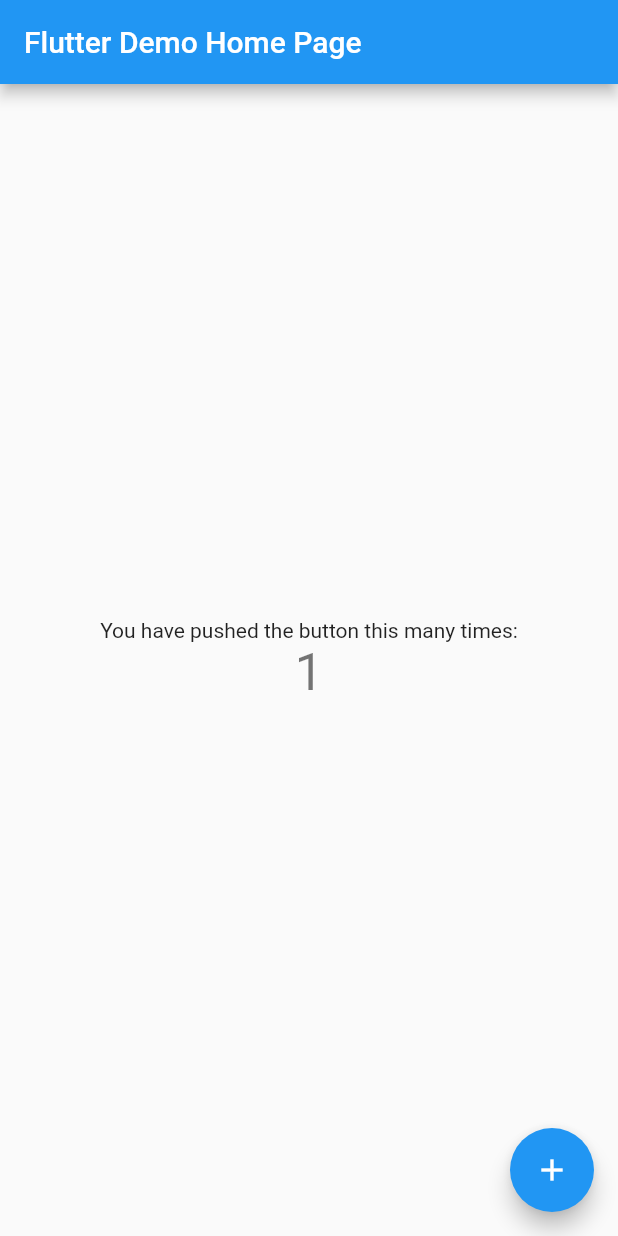
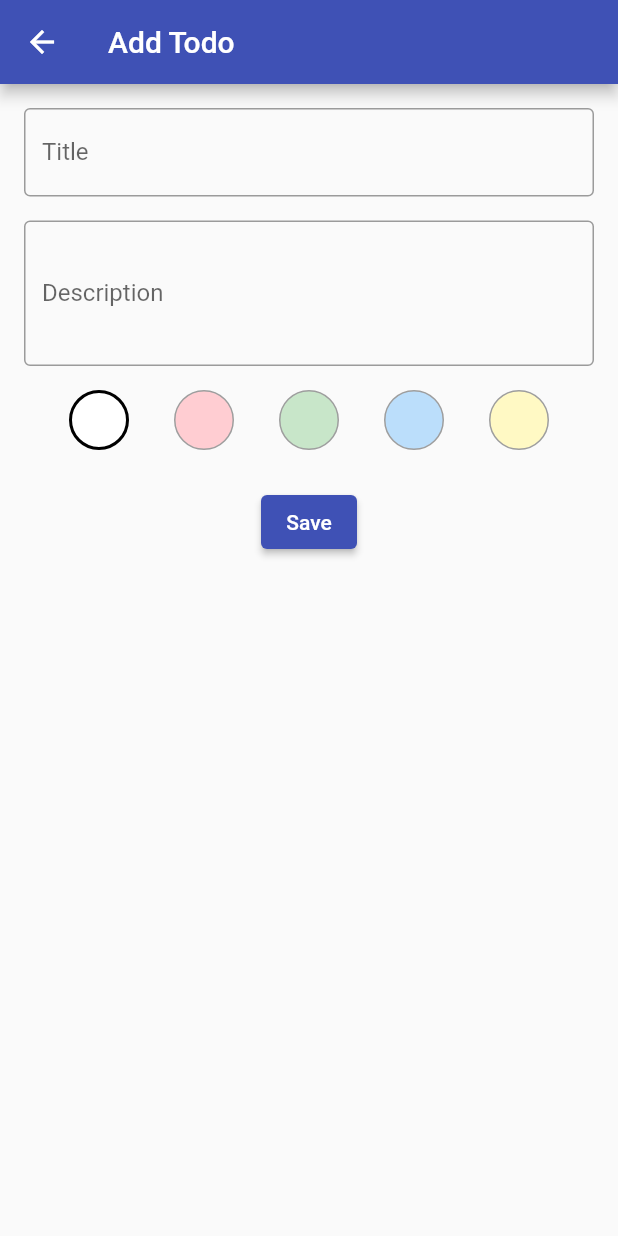
Before and after one commit to even1101/TodoListApp, a Flutter app: the screen it shows after launch, after a tap on the "add" icon, on a phone screen of 412 x 824 dp. Run offline on Flutter 3.47's test engine with Material 2 defaults, Android fonts, the phone set to English and light mode, and no system bars.

Commit message:
[Add] Screen and provider test lib

```diff
--- a/todolistapp/lib/main.dart
+++ b/todolistapp/lib/main.dart
@@ -1,115 +1,27 @@
 import 'package:flutter/material.dart';
+import 'package:provider/provider.dart';
+import 'screens/home_screen.dart';
+import 'services/todo_service.dart';
 
 void main() {
-  runApp(const MyApp());
+  runApp(
+    ChangeNotifierProvider(
+      create: (context) => TodoService(),
+      child: todolistapp(),
+    ),
+  );
 }
 
-class MyApp extends StatelessWidget {
-  const MyApp({super.key});
-
-  // This widget is the root of your application.
+class todolistapp extends StatelessWidget {
   @override
   Widget build(BuildContext context) {
     return MaterialApp(
-      title: 'Flutter Demo',
+      title: 'Todo List',
       theme: ThemeData(
-        // This is the theme of your application.
-        //
-        // Try running your application with "flutter run". You'll see the
-        // application has a blue toolbar. Then, without quitting the app, try
-        // changing the primarySwatch below to Colors.green and then invoke
-        // "hot reload" (press "r" in the console where you ran "flutter run",
-        // or simply save your changes to "hot reload" in a Flutter IDE).
-        // Notice that the counter didn't reset back to zero; the application
-        // is not restarted.
-        primarySwatch: Colors.blue,
+        primarySwatch: Colors.indigo,
+        visualDensity: VisualDensity.adaptivePlatformDensity,
       ),
-      home: const MyHomePage(title: 'Flutter Demo Home Page'),
+      home: HomeScreen(),
     );
   }
 }
-
-class MyHomePage extends StatefulWidget {
-  const MyHomePage({super.key, required this.title});
-
-  // This widget is the home page of your application. It is stateful, meaning
-  // that it has a State object (defined below) that contains fields that affect
-  // how it looks.
-
-  // This class is the configuration for the state. It holds the values (in this
-  // case the title) provided by the parent (in this case the App widget) and
-  // used by the build method of the State. Fields in a Widget subclass are
-  // always marked "final".
-
-  final String title;
-
-  @override
-  State<MyHomePage> createState() => _MyHomePageState();
-}
-
-class _MyHomePageState extends State<MyHomePage> {
-  int _counter = 0;
-
-  void _incrementCounter() {
-    setState(() {
-      // This call to setState tells the Flutter framework that something has
-      // changed in this State, which causes it to rerun the build method below
-      // so that the display can reflect the updated values. If we changed
-      // _counter without calling setState(), then the build method would not be
-      // called again, and so nothing would appear to happen.
-      _counter++;
-    });
-  }
-
-  @override
-  Widget build(BuildContext context) {
-    // This method is rerun every time setState is called, for instance as done
-    // by the _incrementCounter method above.
-    //
-    // The Flutter framework has been optimized to make rerunning build methods
-    // fast, so that you can just rebuild anything that needs updating rather
-    // than having to individually change instances of widgets.
-    return Scaffold(
-      appBar: AppBar(
-        // Here we take the value from the MyHomePage object that was created by
-        // the App.build method, and use it to set our appbar title.
-        title: Text(widget.title),
-      ),
-      body: Center(
-        // Center is a layout widget. It takes a single child and positions it
-        // in the middle of the parent.
-        child: Column(
-          // Column is also a layout widget. It takes a list of children and
-          // arranges them vertically. By default, it sizes itself to fit its
-          // children horizontally, and tries to be as tall as its parent.
-          //
-          // Invoke "debug painting" (press "p" in the console, choose the
-          // "Toggle Debug Paint" action from the Flutter Inspector in Android
-          // Studio, or the "Toggle Debug Paint" command in Visual Studio Code)
-          // to see the wireframe for each widget.
-          //
-          // Column has various properties to control how it sizes itself and
-          // how it positions its children. Here we use mainAxisAlignment to
-          // center the children vertically; the main axis here is the vertical
-          // axis because Columns are vertical (the cross axis would be
-          // horizontal).
-          mainAxisAlignment: MainAxisAlignment.center,
-          children: <Widget>[
-            const Text(
-              'You have pushed the button this many times:',
-            ),
-            Text(
-              '$_counter',
-              style: Theme.of(context).textTheme.headlineMedium,
-            ),
-          ],
-        ),
-      ),
-      floatingActionButton: FloatingActionButton(
-        onPressed: _incrementCounter,
-        tooltip: 'Increment',
-        child: const Icon(Icons.add),
-      ), // This trailing comma makes auto-formatting nicer for build methods.
-    );
-  }
-}
--- /dev/null
+++ b/todolistapp/lib/screens/add_todo_screen.dart
@@ -0,0 +1,31 @@
+import 'package:flutter/material.dart';
+import '../models/todo.dart';
+import '../widgets/todo_form.dart';
+
+class AddTodoScreen extends StatelessWidget {
+  @override
+  Widget build(BuildContext context) {
+    return Scaffold(
+      appBar: AppBar(title: Text('Add Todo')),
+      body: Padding(
+        padding: EdgeInsets.all(16),
+        child: TodoForm(
+          onSave: (title, description, color) {
+            final now = DateTime.now();
+            Navigator.pop(
+              context,
+              Todo(
+                id: now.millisecondsSinceEpoch.toString(),
+                title: title,
+                description: description,
+                createdAt: now,
+                updatedAt: now,
+                color: color,
+              ),
+            );
+          },
+        ),
+      ),
+    );
+  }
+}
--- /dev/null
+++ b/todolistapp/lib/screens/edit_todo_screen.dart
@@ -0,0 +1,35 @@
+import 'package:flutter/material.dart';
+import '../models/todo.dart';
+import '../widgets/todo_form.dart';
+
+class EditTodoScreen extends StatelessWidget {
+  final Todo todo;
+
+  EditTodoScreen({required this.todo});
+
+  @override
+  Widget build(BuildContext context) {
+    return Scaffold(
+      appBar: AppBar(title: Text('Edit Todo')),
+      body: Padding(
+        padding: EdgeInsets.all(16),
+        child: TodoForm(
+          todo: todo,
+          onSave: (title, description, color) {
+            Navigator.pop(
+              context,
+              Todo(
+                id: todo.id,
+                title: title,
+                description: description,
+                createdAt: todo.createdAt,
+                updatedAt: DateTime.now(),
+                color: color,
+              ),
+            );
+          },
+        ),
+      ),
+    );
+  }
+}
--- /dev/null
+++ b/todolistapp/lib/screens/home_screen.dart
@@ -0,0 +1,50 @@
+import 'package:flutter/material.dart';
+import 'package:provider/provider.dart';
+import '../models/todo.dart';
+import '../services/todo_service.dart';
+import '../widgets/todo_item.dart';
+import 'add_todo_screen.dart';
+
+class HomeScreen extends StatelessWidget {
+  @override
+  Widget build(BuildContext context) {
+    return Scaffold(
+      appBar: AppBar(title: Text('My Todo List')),
+      body: Consumer<TodoService>(
+        builder: (context, todoService, child) {
+          if (todoService.todos.isEmpty) {
+            return Center(
+              child: Text('No todos yet. Add one!'),
+            );
+          }
+          return ListView.builder(
+            itemCount: todoService.todos.length,
+            itemBuilder: (context, index) {
+              return TodoItem(
+                todo: todoService.todos[index],
+                onUpdate: (updatedTodo) {
+                  todoService.updateTodo(updatedTodo);
+                },
+                onDelete: (id) {
+                  todoService.deleteTodo(id);
+                },
+              );
+            },
+          );
+        },
+      ),
+      floatingActionButton: FloatingActionButton(
+        child: Icon(Icons.add),
+        onPressed: () async {
+          final result = await Navigator.push(
+            context,
+            MaterialPageRoute(builder: (context) => AddTodoScreen()),
+          );
+          if (result != null) {
+            Provider.of<TodoService>(context, listen: false).addTodo(result);
+          }
+        },
+      ),
+    );
+  }
+}
--- /dev/null
+++ b/todolistapp/lib/widgets/todo_form.dart
@@ -0,0 +1,105 @@
+import 'package:flutter/material.dart';
+import '../models/todo.dart';
+
+class TodoForm extends StatefulWidget {
+  final Todo? todo;
+  final Function(String, String, Color) onSave;
+
+  TodoForm({this.todo, required this.onSave});
+
+  @override
+  _TodoFormState createState() => _TodoFormState();
+}
+
+class _TodoFormState extends State<TodoForm> {
+  final _formKey = GlobalKey<FormState>();
+  late String _title;
+  late String _description;
+  late Color _color;
+
+  final List<Color> _colorOptions = [
+    Colors.white,
+    Colors.red[100]!,
+    Colors.green[100]!,
+    Colors.blue[100]!,
+    Colors.yellow[100]!,
+  ];
+
+  @override
+  void initState() {
+    super.initState();
+    _title = widget.todo?.title ?? '';
+    _description = widget.todo?.description ?? '';
+    _color = widget.todo?.color ?? Colors.white;
+  }
+
+  @override
+  Widget build(BuildContext context) {
+    return Form(
+      key: _formKey,
+      child: Column(
+        children: [
+          TextFormField(
+            initialValue: _title,
+            decoration: InputDecoration(
+              labelText: 'Title',
+              border: OutlineInputBorder(),
+            ),
+            validator: (value) {
+              if (value == null || value.isEmpty) {
+                return 'Please enter a title';
+              }
+              return null;
+            },
+            onSaved: (value) => _title = value!,
+          ),
+          SizedBox(height: 16),
+          TextFormField(
+            initialValue: _description,
+            decoration: InputDecoration(
+              labelText: 'Description',
+              border: OutlineInputBorder(),
+            ),
+            maxLines: 3,
+            onSaved: (value) => _description = value!,
+          ),
+          SizedBox(height: 16),
+          Row(
+            mainAxisAlignment: MainAxisAlignment.spaceEvenly,
+            children: _colorOptions.map((Color color) {
+              return GestureDetector(
+                onTap: () {
+                  setState(() {
+                    _color = color;
+                  });
+                },
+                child: Container(
+                  width: 40,
+                  height: 40,
+                  decoration: BoxDecoration(
+                    color: color,
+                    shape: BoxShape.circle,
+                    border: Border.all(
+                      color: _color == color ? Colors.black : Colors.grey,
+                      width: _color == color ? 2 : 1,
+                    ),
+                  ),
+                ),
+              );
+            }).toList(),
+          ),
+          SizedBox(height: 24),
+          ElevatedButton(
+            child: Text('Save'),
+            onPressed: () {
+              if (_formKey.currentState!.validate()) {
+                _formKey.currentState!.save();
+                widget.onSave(_title, _description, _color);
+              }
+            },
+          ),
+        ],
+      ),
+    );
+  }
+}
--- a/todolistapp/pubspec.yaml
+++ b/todolistapp/pubspec.yaml
@@ -31,7 +31,7 @@ dependencies:
   flutter:
     sdk: flutter
 
-
+  provider: ^6.0.0
   # The following adds the Cupertino Icons font to your application.
   # Use with the CupertinoIcons class for iOS style icons.
   cupertino_icons: ^1.0.2
@@ -40,6 +40,8 @@ dev_dependencies:
   flutter_test:
     sdk: flutter
 
+  integration_test:
+    sdk: flutter
   # The "flutter_lints" package below contains a set of recommended lints to
   # encourage good coding practices. The lint set provided by the package is
   # activated in the `analysis_options.yaml` file located at the root of your
```
Also changed, not shown: todolistapp/lib/widgets/todo_item.dart (added, +94 -0 lines), todolistapp/pubspec.lock, 301 other files.
